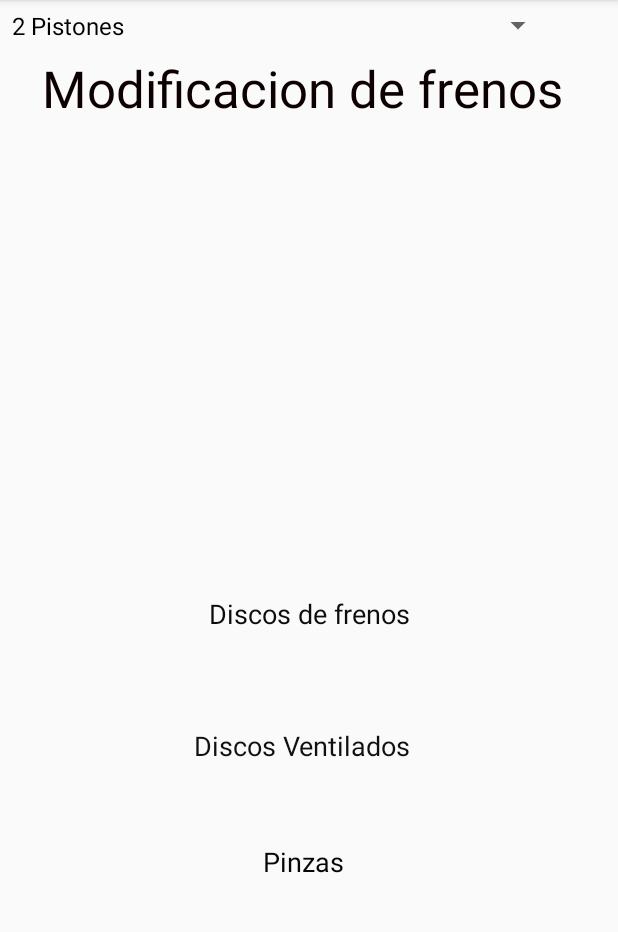
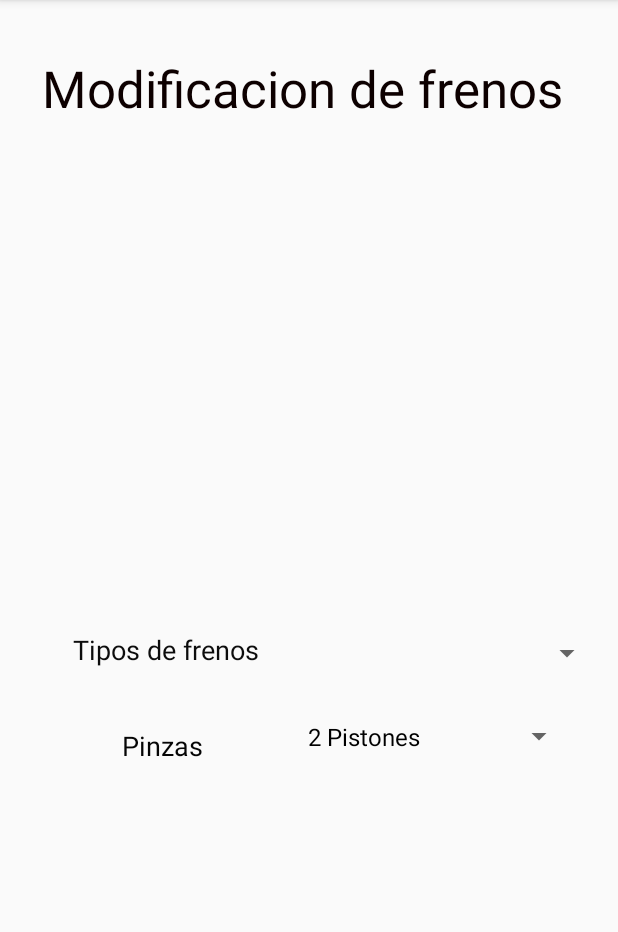
Before and after one commit to cristianpinillostorres/UdeCar, an Android app: the ModificarFrenos screen opened directly, with no data from a screen before it, on a phone screen of 412 x 824 dp, the part 84-1016 px from its top. Run offline under Robolectric (Android 15) with nearby library versions, the phone set to English and light mode, and no system bars.

```diff
--- a/app/src/main/res/layout/activity_modificar_frenos.xml
+++ b/app/src/main/res/layout/activity_modificar_frenos.xml
@@ -31,13 +31,14 @@
         android:id="@+id/textView2"
         android:layout_width="163dp"
         android:layout_height="28dp"
-        android:layout_marginTop="52dp"
-        android:text="Discos de frenos"
+        android:layout_marginTop="76dp"
+        android:text="Tipos de frenos"
         android:textAlignment="center"
         android:textColor="#0C0C0C"
         android:textIsSelectable="false"
         android:textSize="18sp"
         app:layout_constraintEnd_toEndOf="parent"
+        app:layout_constraintHorizontal_bias="0.116"
         app:layout_constraintStart_toStartOf="parent"
         app:layout_constraintTop_toBottomOf="@+id/imageView3" />
 
@@ -45,35 +46,35 @@
         android:id="@+id/textView6"
         android:layout_width="78dp"
         android:layout_height="26dp"
-        android:layout_marginTop="48dp"
+        android:layout_marginStart="72dp"
+        android:layout_marginTop="36dp"
         android:text="Pinzas "
         android:textAlignment="center"
         android:textColor="#050505"
         android:textSize="18sp"
-        app:layout_constraintEnd_toEndOf="parent"
-        app:layout_constraintHorizontal_bias="0.498"
-        app:layout_constraintStart_toStartOf="parent"
-        app:layout_constraintTop_toBottomOf="@+id/textView7" />
-
-    <TextView
-        android:id="@+id/textView7"
-        android:layout_width="153dp"
-        android:layout_height="29dp"
-        android:layout_marginTop="60dp"
-        android:text="Discos Ventilados"
-        android:textColor="#101010"
-        android:textSize="18sp"
-        app:layout_constraintEnd_toEndOf="parent"
         app:layout_constraintStart_toStartOf="parent"
         app:layout_constraintTop_toBottomOf="@+id/textView2" />
 
     <Spinner
         android:id="@+id/sp_Pistones"
-        android:layout_width="369dp"
+        android:layout_width="186dp"
         android:layout_height="34dp"
+        android:layout_marginTop="24dp"
         android:prompt="@string/seleccionBujia"
-        tools:layout_editor_absoluteX="26dp"
-        tools:layout_editor_absoluteY="607dp"
+        app:layout_constraintEnd_toEndOf="parent"
+        app:layout_constraintHorizontal_bias="0.626"
+        app:layout_constraintStart_toEndOf="@+id/textView6"
+        app:layout_constraintTop_toBottomOf="@+id/sp_TiposFrenos"
         tools:ignore="MissingConstraints" />
 
+    <Spinner
+        android:id="@+id/sp_TiposFrenos"
+        android:layout_width="194dp"
+        android:layout_height="29dp"
+        android:layout_marginStart="16dp"
+        android:layout_marginTop="76dp"
+        android:prompt="@string/seleccionBujia"
+        app:layout_constraintStart_toEndOf="@+id/textView2"
+        app:layout_constraintTop_toBottomOf="@+id/imageView3" />
+
 </androidx.constraintlayout.widget.ConstraintLayout>
```
Also changed, not shown: app/src/main/java/com/udecar/ModificarFrenos.java (+36 -1 lines).
